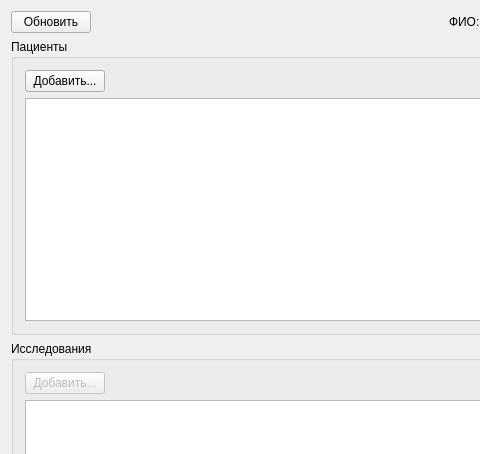
First picture: the form in med/mainwindow.ui, repository popovdg/med, before the edit; both pictures show x 0 to 480 and y 0 to 454 of the 934 by 648 pixel window.
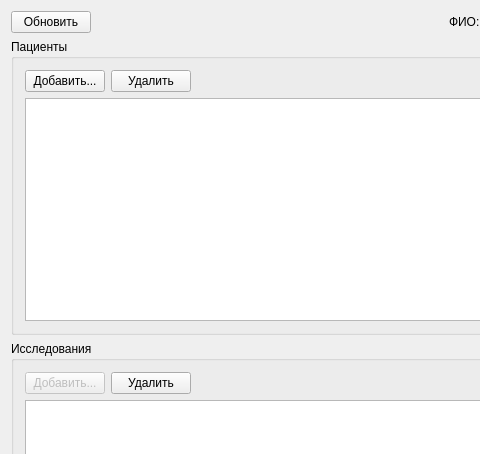
Second picture: the form after the edit. Icons and pictures are not drawn.

Commit message: Добавлена кнопка удаления

The edit to the form file:
```diff
--- a/med/mainwindow.ui
+++ b/med/mainwindow.ui
@@ -91,6 +91,17 @@
              </property>
             </widget>
            </item>
+           <item>
+            <widget class="QPushButton" name="pushButton_4">
+             <property name="text">
+              <string>Удалить</string>
+             </property>
+             <property name="icon">
+              <iconset resource="icons.qrc">
+               <normaloff>:/icons/icons/delete.png</normaloff>:/icons/icons/delete.png</iconset>
+             </property>
+            </widget>
+           </item>
            <item>
             <spacer name="horizontalSpacer_2">
              <property name="orientation">
@@ -138,6 +149,17 @@
              </property>
             </widget>
            </item>
+           <item>
+            <widget class="QPushButton" name="pushButton_3">
+             <property name="text">
+              <string>Удалить</string>
+             </property>
+             <property name="icon">
+              <iconset resource="icons.qrc">
+               <normaloff>:/icons/icons/delete.png</normaloff>:/icons/icons/delete.png</iconset>
+             </property>
+            </widget>
+           </item>
            <item>
             <spacer name="horizontalSpacer_3">
              <property name="orientation">
```
The commit also changes 2 other files.
